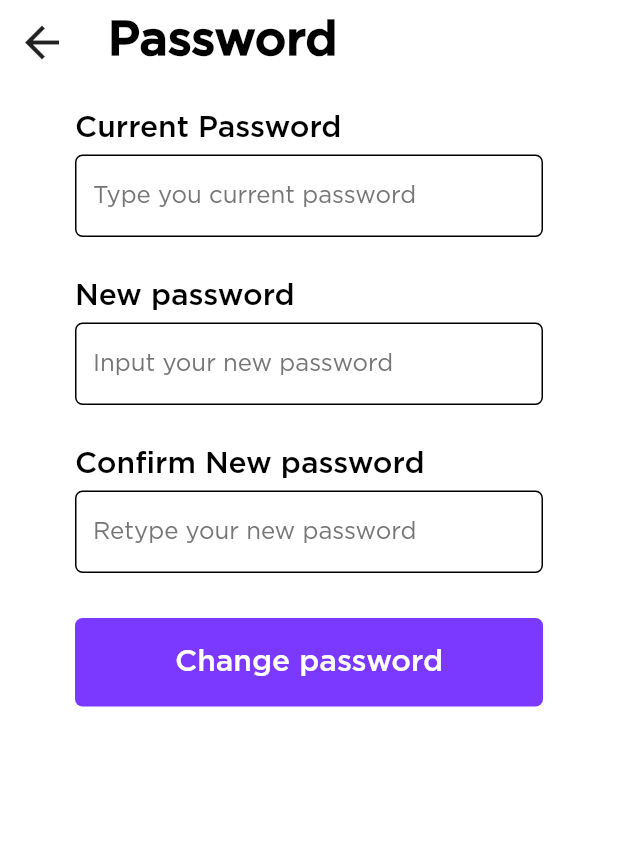
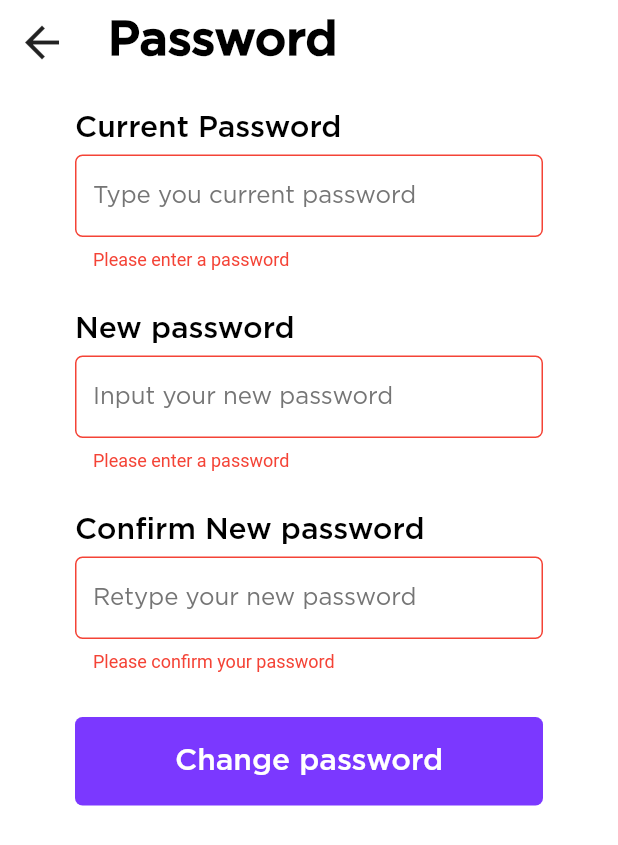
Before and after one commit to khush2003/wismod, a Flutter app: the PassWordView screen opened by its route, on a phone screen of 412 x 824 dp. Shown: the top 845 px of the screen. Run offline on Flutter 3.47's test engine with Material 2 defaults, Android fonts, the phone set to English and light mode, and no system bars; our stand-ins replace cloud_firestore, firebase_auth, firebase_core, firebase_storage, get, image_picker; missing offline and left inert: dart:js; accounts and stored records are empty.

Commit message:
Password changing IS done!
Yeahh boiiii
Now you can change your password.
There will be an error if you
1.Didn't correctly type your password
2.Didn't type all input field
3.Current password that you typed didn't match with your actual current password

```diff
--- a/lib/modules/home/controller/setting_controller.dart
+++ b/lib/modules/home/controller/setting_controller.dart
@@ -8,16 +8,106 @@ import 'package:wismod/utils/app_utils.dart';
 import '../../../routes/routes.dart';
 
 class SettingController extends GetxController {
-  // var auth = FirebaseAuth.instance;
+  late BuildContext? context;
+  var auth = FirebaseAuth.instance;
   var currentUser = FirebaseAuth.instance.currentUser;
+  final passwordController = TextEditingController();
+  final confirmPasswordController = TextEditingController();
+  int checkCount = 0;
+  String wordCheck = "";
+
+  final passwordError = RxString('');
+  final confirmPasswordError = RxString('');
+
+  check() {
+    checkCount = checkCount + 1;
+  }
 
   changePassword({email, currentPassword, newPassword}) async {
     var cred =
         EmailAuthProvider.credential(email: email, password: currentPassword);
-    await currentUser!.reauthenticateWithCredential(cred).then((value) {
-      currentUser!.updatePassword(newPassword);
-    }).catchError((error) {
-      print(error.toString());
-    });
+    if (validateInputs()) {
+      String? error =
+          await currentUser!.reauthenticateWithCredential(cred).then((value) {
+        currentUser!.updatePassword(newPassword);
+        Get.snackbar(
+          'Sucess',
+          "Your password has been changed",
+          snackPosition: SnackPosition.BOTTOM,
+          backgroundColor: Colors.green,
+          colorText: Colors.white,
+          duration: const Duration(seconds: 5),
+        );
+        currentUser!.reload();
+        currentUser = FirebaseAuth.instance.currentUser;
+        print("Password changed");
+        if (currentUser == null) {
+          print("Hey, you're null");
+        }
+        check();
+      }).catchError((error) {
+        print(error);
+        Get.snackbar(
+          'Error',
+          "Your current password doesn't match with current password that you've typed",
+          snackPosition: SnackPosition.BOTTOM,
+          backgroundColor: Colors.red,
+          colorText: Colors.white,
+          duration: const Duration(seconds: 10),
+        );
+      });
+      if (error != null) {
+        Get.snackbar('Error', error.toString(),
+            snackPosition: SnackPosition.BOTTOM,
+            backgroundColor: Colors.red,
+            duration: const Duration(seconds: 10),
+            colorText: Colors.white);
+      }
+    } else {
+      Get.snackbar(
+        'Error',
+        'Please fill in all the fields correctly to change your password',
+        snackPosition: SnackPosition.BOTTOM,
+        backgroundColor: Colors.red,
+        colorText: Colors.white,
+        duration: const Duration(seconds: 10),
+      );
+    }
+  }
+
+  bool validateInputs() {
+    String? passwordError = validatePassword(passwordController.text);
+    String? confirmPasswordError =
+        validateConfirmPassword(confirmPasswordController.text);
+
+    if (passwordController.text.isEmpty ||
+        confirmPasswordController.text.isEmpty ||
+        passwordError != null ||
+        confirmPasswordError != null) {
+      print("you didn't type it all");
+      print(passwordController.text);
+      print(confirmPasswordController.text);
+      return false;
+    }
+    print("you type it all");
+    return true;
+  }
+
+  String? validatePassword(String? value) {
+    if (value == null || value.isEmpty) {
+      return 'Please enter a password';
+    } else if (value.length < 8) {
+      return 'Password must be at least 8 characters long';
+    }
+    return null;
+  }
+
+  String? validateConfirmPassword(String? value) {
+    if (value == null || value.isEmpty) {
+      return 'Please confirm your password';
+    } else if (value != passwordController.text) {
+      return 'Passwords do not match';
+    }
+    return null;
   }
 }
--- a/lib/modules/home/views/password.dart
+++ b/lib/modules/home/views/password.dart
@@ -1,10 +1,23 @@
+import 'dart:js';
+
 import 'package:flutter/material.dart';
 import 'package:wismod/theme/global_widgets.dart';
+import '../../auth/controllers/signup_controller.dart';
+import 'package:get/get.dart';
+import '../controller/setting_controller.dart';
+import 'package:firebase_auth/firebase_auth.dart';
 
 import '../../../utils/app_utils.dart';
 
 class PassWordView extends StatelessWidget {
-  const PassWordView({super.key});
+  PassWordView({Key? key}) : super(key: key);
+  var auth = FirebaseAuth.instance;
+  final TextEditingController currentPasswordController =
+      TextEditingController();
+  // final TextEditingController passwordController = TextEditingController();
+  // final TextEditingController confirmPasswordController =
+  //     TextEditingController();
+  final SettingController settingController = Get.put(SettingController());
 
   @override
   Widget build(BuildContext context) {
@@ -19,16 +32,20 @@ class PassWordView extends StatelessWidget {
             color: Colors.black),
       )),
       body: Padding(
-        padding: const EdgeInsets.fromLTRB(50.0, 20.0, 50.0, 0.0),
+        padding: EdgeInsets.fromLTRB(50.0, 20.0, 50.0, 0.0),
         child: Align(
           alignment: Alignment.topCenter,
           child: SingleChildScrollView(
-                child: Column(children: const [
+              child: Form(
+                  autovalidateMode: AutovalidateMode.always,
+                  child: Column(children: [
                     Padding(
                       padding: EdgeInsets.fromLTRB(0.0, 0.0, 0.0, 20.0),
                       child: HeadAndTextField(
                         label: 'Current Password',
                         hintText: 'Type you current password',
+                        validateFunction: settingController.validatePassword,
+                        controllerFunction: currentPasswordController,
                       ),
                     ),
                     Padding(
@@ -36,6 +53,9 @@ class PassWordView extends StatelessWidget {
                       child: HeadAndTextField(
                         label: 'New password',
                         hintText: 'Input your new password',
+                        validateFunction: settingController.validatePassword,
+                        controllerFunction:
+                            settingController.passwordController,
                       ),
                     ),
                     Padding(
@@ -43,13 +63,37 @@ class PassWordView extends StatelessWidget {
                       child: HeadAndTextField(
                         label: 'Confirm New password',
                         hintText: 'Retype your new password',
+                        validateFunction:
+                            settingController.validateConfirmPassword,
+                        controllerFunction:
+                            settingController.confirmPasswordController,
                       ),
                     ),
                     Padding(
                       padding: EdgeInsets.fromLTRB(0.0, 0.0, 0.0, 20.0),
                       child: SizedBox(
                         width: double.infinity,
-                  child: AlertPasswordChange(),
+                        child:
+                            AlertPasswordChange(onpressedYesFunction: () async {
+                          await settingController.changePassword(
+                            email: auth.currentUser?.email,
+                            currentPassword: currentPasswordController.text,
+                            newPassword:
+                                settingController.passwordController.text,
+                          );
+                          // ignore: use_build_context_synchronously
+                          Navigator.pop(context, 'Yes');
+                          if (settingController.checkCount == 1) {
+                            print(settingController.checkCount);
+                            settingController.checkCount =
+                                settingController.checkCount - 1;
+                            print(settingController.checkCount);
+                            Navigator.pop(context);
+                          }
+                        }
+
+
+                                ),
                       ),
                     ),
                     // Padding(
@@ -61,6 +105,7 @@ class PassWordView extends StatelessWidget {
                     // ),
                   ]))),
         ),
+      ),
     );
   }
 }
@@ -68,12 +113,26 @@ class PassWordView extends StatelessWidget {
 class HeadAndTextField extends StatelessWidget {
   final String label;
   final String hintText;
+  final String? Function(String?)? validateFunction;
+  final TextEditingController? controllerFunction;
 
-  const HeadAndTextField({
+  HeadAndTextField({
     Key? key,
     required this.label,
     required this.hintText,
+    required this.validateFunction,
+    this.controllerFunction,
   }) : super(key: key);
+
+  String? validateNotEmpty(String? value) {
+    if (value == null || value.isEmpty) {
+      return 'This field cannot be empty';
+    }
+    return null;
+  }
+
+  final validate = (String? value) =>
+      value == null || value.isEmpty ? 'This field cannot be empty' : null;
 
   @override
   Widget build(BuildContext context) {
@@ -95,6 +154,9 @@ class HeadAndTextField extends StatelessWidget {
             width: double.infinity,
             child: TextFormFeildThemed(
               hintText: hintText,
+              validator: validateFunction ?? validate,
+              controller: controllerFunction,
+              obscureText: true,
             ),
           ),
         ),
@@ -104,7 +166,13 @@ class HeadAndTextField extends StatelessWidget {
 }
 
 class AlertPasswordChange extends StatelessWidget {
-  const AlertPasswordChange({super.key});
+  // final Future<void> Function() onpressedYesFunction;
+  final VoidCallback onpressedYesFunction;
+
+  const AlertPasswordChange({
+    Key? key,
+    required this.onpressedYesFunction,
+  }) : super(key: key);
 
   @override
   Widget build(BuildContext context) {
@@ -115,7 +183,7 @@ class AlertPasswordChange extends StatelessWidget {
           context: context,
           builder: (BuildContext context) => AlertDialog(
             // contentPadding: EdgeInsets.all(24.0),
-            title: const Text('Do you want change your password?',
+            title: const Text('Do you want to change your password?',
                 style: TextStyle(
                     fontFamily: "Gotham",
                     fontWeight: FontWeight.bold,
@@ -140,13 +208,16 @@ class AlertPasswordChange extends StatelessWidget {
                   Padding(
                       padding: const EdgeInsets.fromLTRB(0.0, 0.0, 0.0, 20.0),
                       child: OutlineButtonMedium(
-                        onPressed: () {},
                           child: const Text('Yes',
                               style: TextStyle(
                                   fontFamily: "Gotham",
                                   fontWeight: FontWeight.bold,
                                   fontSize: 32,
                                   color: Color.fromRGBO(123, 56, 255, 1))),
+                          onPressed: onpressedYesFunction
+                          // print("Password changed");
+                          // Get.back();
+
                           )),
                 ],
               ),
@@ -176,7 +247,7 @@ class AlertPassWordCancel extends StatelessWidget {
           context: context,
           builder: (BuildContext context) => AlertDialog(
             // contentPadding: EdgeInsets.all(24.0),
-            title: const Text('Do you want change your password?',
+            title: const Text('Do you want to change your password?',
                 style: TextStyle(
                     fontFamily: "Gotham",
                     fontWeight: FontWeight.bold,
--- a/lib/routes/routes.dart
+++ b/lib/routes/routes.dart
@@ -40,7 +40,7 @@ final getPages = [
   GetPage(name: Routes.signup, page: () => SignUpView()),
   GetPage(name: Routes.createEvent, page: () => CreateEventView()),
   GetPage(name: Routes.accounts, page: () => const AccountsView()),
-  GetPage(name: Routes.password, page: () => const PassWordView()),
+  GetPage(name: Routes.password, page: () => PassWordView()),
   GetPage(name: Routes.notficaition, page: () => NotificationView()),
   GetPage(name: Routes.blockList, page: () => const BlockListView()),
   GetPage(name: Routes.eventDetials, page: () => EventDetailView()),
```
Lines whose indentation alone changed are shown as unchanged.
